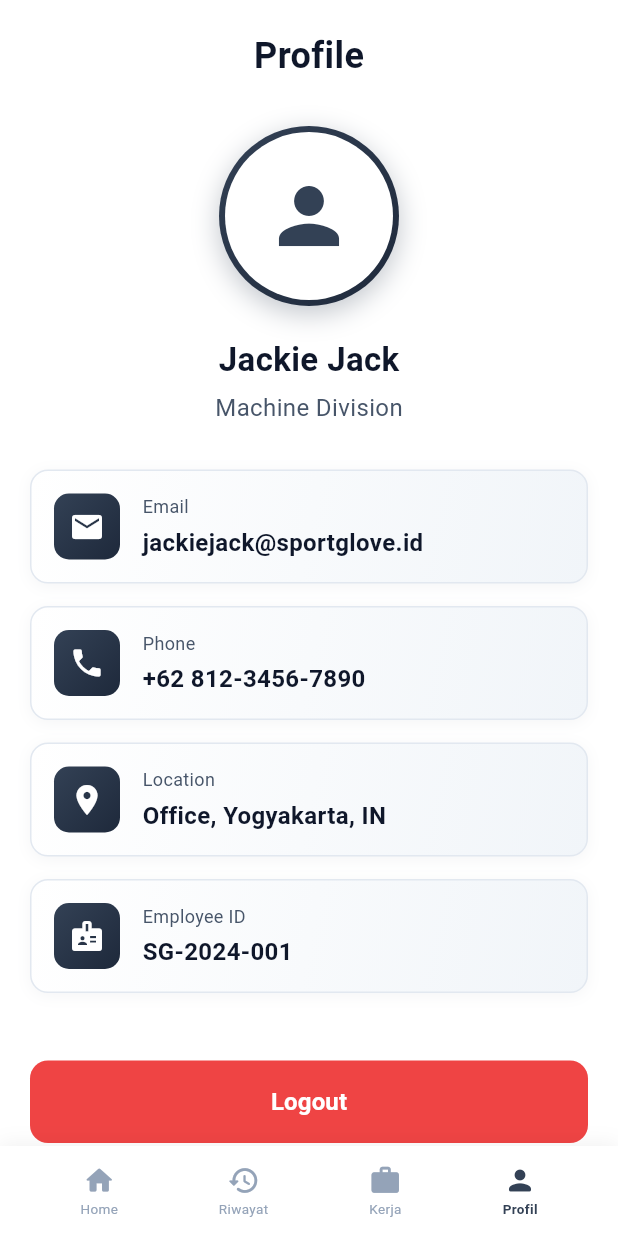
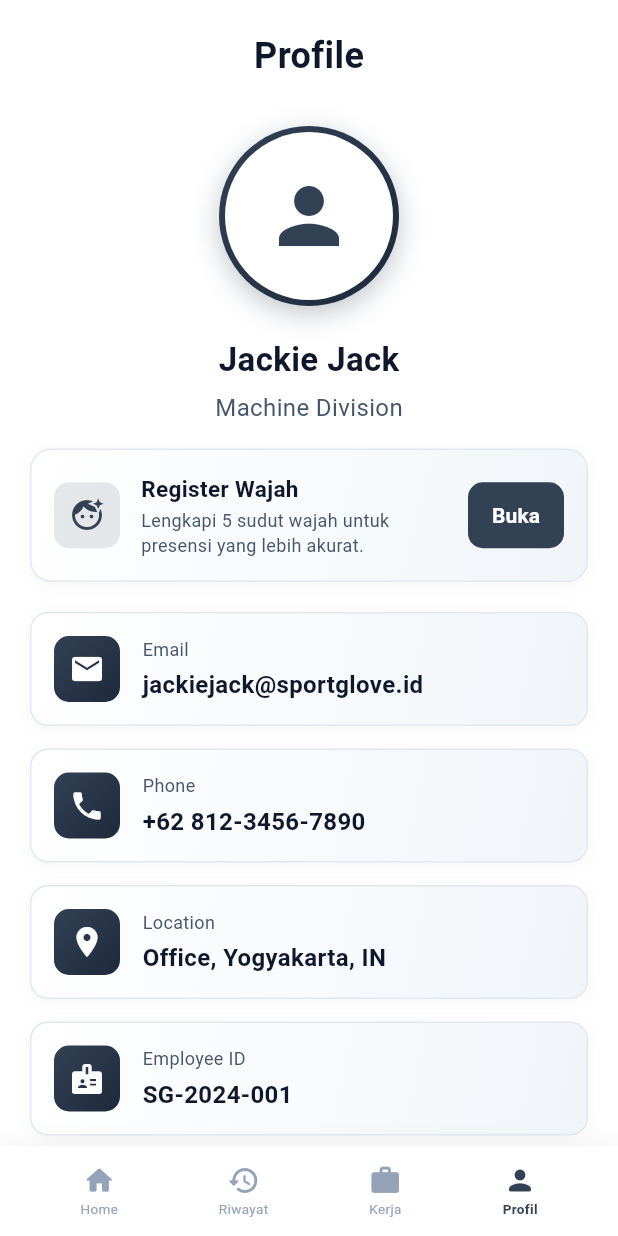
Before and after one commit to andhikahazra/attenzo-smart-attendance-pt-sport-glove-indonesia, a Flutter app: the HomeScreen screen opened directly, item 4 of the bottom bar chosen, on a phone screen of 412 x 824 dp. Run offline on Flutter 3.47's test engine with Material 3 defaults, Android fonts, the phone set to English and light mode, and no system bars; our stand-ins replace camera, permission_handler; Roboto replaces fonts that are missing (Poppins).

Commit message:
feat: camera and register

```diff
--- a/lib/screens/profile_screen.dart
+++ b/lib/screens/profile_screen.dart
@@ -1,5 +1,6 @@
 import 'package:flutter/material.dart';
 import '../utils/app_colors.dart';
+import 'face_registration_screen.dart';
 import 'login_screen.dart';
 
 class ProfileContent extends StatelessWidget {
@@ -55,7 +56,17 @@ class ProfileContent extends StatelessWidget {
                 'Machine Division',
                 style: TextStyle(fontSize: 16, color: AppColors.textSecondary),
               ),
-              const SizedBox(height: 30),
+              const SizedBox(height: 16),
+              _buildRegisterShortcutCard(
+                onTap: () {
+                  Navigator.of(context).push(
+                    MaterialPageRoute(
+                      builder: (_) => const FaceRegistrationScreen(),
+                    ),
+                  );
+                },
+              ),
+              const SizedBox(height: 20),
               _buildInfoCard('Email', 'jackiejack@sportglove.id', Icons.email),
               _buildInfoCard('Phone', '+62 812-3456-7890', Icons.phone),
               _buildInfoCard(
@@ -137,6 +148,77 @@ class ProfileContent extends StatelessWidget {
     );
   }
 
+  static Widget _buildRegisterShortcutCard({required VoidCallback onTap}) {
+    return Container(
+      width: double.infinity,
+      padding: const EdgeInsets.all(15),
+      decoration: BoxDecoration(
+        gradient: AppColors.cardGradient,
+        borderRadius: BorderRadius.circular(14),
+        border: Border.all(color: AppColors.border),
+        boxShadow: [
+          BoxShadow(
+            color: AppColors.primary.withOpacity(0.05),
+            blurRadius: 8,
+            offset: const Offset(0, 2),
+          ),
+        ],
+      ),
+      child: Row(
+        children: [
+          Container(
+            padding: const EdgeInsets.all(10),
+            decoration: BoxDecoration(
+              color: AppColors.primary.withOpacity(0.12),
+              borderRadius: BorderRadius.circular(10),
+            ),
+            child: const Icon(Icons.face_retouching_natural, color: AppColors.primary),
+          ),
+          const SizedBox(width: 14),
+          Expanded(
+            child: Column(
+              crossAxisAlignment: CrossAxisAlignment.start,
+              children: [
+                Text(
+                  'Register Wajah',
+                  style: TextStyle(
+                    color: AppColors.textPrimary,
+                    fontWeight: FontWeight.w700,
+                    fontSize: 15,
+                  ),
+                ),
+                const SizedBox(height: 2),
+                Text(
+                  'Lengkapi 5 sudut wajah untuk presensi yang lebih akurat.',
+                  style: TextStyle(
+                    color: AppColors.textSecondary,
+                    fontSize: 12,
+                  ),
+                ),
+              ],
+            ),
+          ),
+          const SizedBox(width: 10),
+          ElevatedButton(
+            onPressed: onTap,
+            style: ElevatedButton.styleFrom(
+              backgroundColor: AppColors.primary,
+              foregroundColor: Colors.white,
+              padding: const EdgeInsets.symmetric(horizontal: 14, vertical: 12),
+              shape: RoundedRectangleBorder(borderRadius: BorderRadius.circular(10)),
+              elevation: 0,
+            ),
+            child: const Text(
+              'Buka',
+              style: TextStyle(fontWeight: FontWeight.bold),
+            ),
+          ),
+        ],
+      ),
+    );
+  }
+
+
   static Widget _buildInfoCard(String title, String value, IconData icon) {
     return Container(
       margin: const EdgeInsets.only(bottom: 15),
```
Also changed, not shown: lib/screens/face_registration_screen.dart (added, +511 -0 lines), pubspec.lock.
